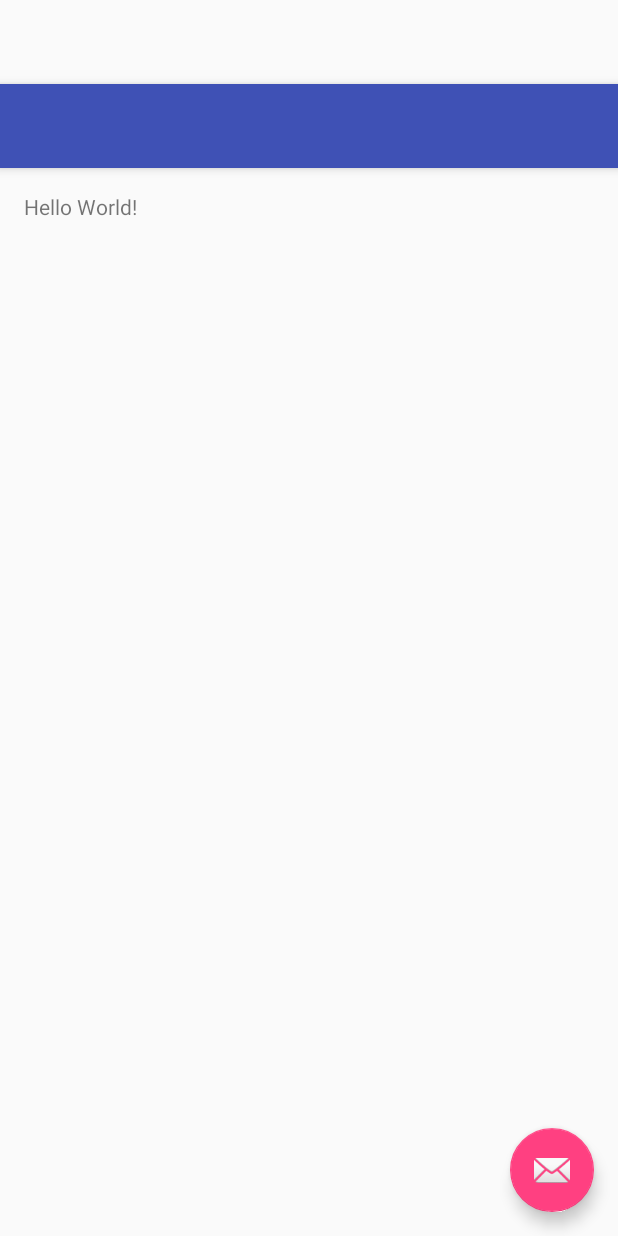
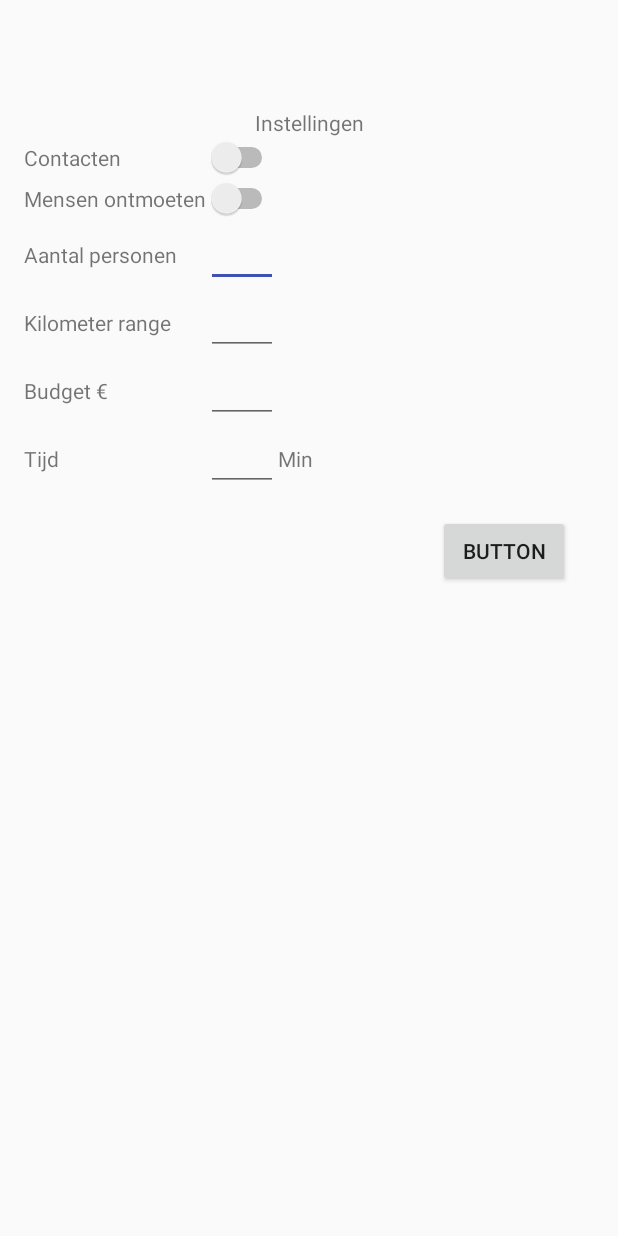
Before and after one commit to sguldemond-fontys/SM41-ShakeIt, an Android app: the layout activity_main.xml on its own in the app's theme, with its tools: preview values and no code run, on a phone screen of 412 x 824 dp. Run offline under Robolectric (Android 15) with nearby library versions, the phone set to English and light mode, and no system bars.

Commit message:
Begin basic layout

```diff
--- a/app/src/main/AndroidManifest.xml
+++ b/app/src/main/AndroidManifest.xml
@@ -9,7 +9,7 @@
         android:supportsRtl="true"
         android:theme="@style/AppTheme">
         <activity
-            android:name=".MainActivity"
+            android:name=".activityActivity"
             android:label="@string/app_name"
             android:theme="@style/AppTheme.NoActionBar">
             <intent-filter>
@@ -18,6 +18,9 @@
                 <category android:name="android.intent.category.LAUNCHER" />
             </intent-filter>
         </activity>
+        <activity android:name=".ShakeActivity" />
+        <!--<activity android:name=".activityActivity" />-->
+        <activity android:name=".MainActivity" />
     </application>
 
 </manifest>
--- a/app/src/main/res/layout/activity_main.xml
+++ b/app/src/main/res/layout/activity_main.xml
@@ -12,23 +12,10 @@
         android:layout_height="wrap_content"
         android:theme="@style/AppTheme.AppBarOverlay">
 
-        <android.support.v7.widget.Toolbar
-            android:id="@+id/toolbar"
-            android:layout_width="match_parent"
-            android:layout_height="?attr/actionBarSize"
-            android:background="?attr/colorPrimary"
-            app:popupTheme="@style/AppTheme.PopupOverlay" />
 
     </android.support.design.widget.AppBarLayout>
 
     <include layout="@layout/content_main" />
 
-    <android.support.design.widget.FloatingActionButton
-        android:id="@+id/fab"
-        android:layout_width="wrap_content"
-        android:layout_height="wrap_content"
-        android:layout_gravity="bottom|end"
-        android:layout_margin="@dimen/fab_margin"
-        app:srcCompat="@android:drawable/ic_dialog_email" />
 
 </android.support.design.widget.CoordinatorLayout>
--- a/app/src/main/res/layout/content_main.xml
+++ b/app/src/main/res/layout/content_main.xml
@@ -13,8 +13,95 @@
     tools:context="fhict.sm41_shakeit.MainActivity"
     tools:showIn="@layout/activity_main">
 
-    <TextView
-        android:layout_width="wrap_content"
+    <LinearLayout
+        android:layout_width="match_parent"
         android:layout_height="wrap_content"
-        android:text="Hello World!" />
+        android:orientation="vertical"
+        android:layout_alignParentTop="true"
+        android:layout_alignParentLeft="true"
+        android:layout_alignParentStart="true">
+        <TextView
+            android:layout_width="match_parent"
+            android:layout_height="wrap_content"
+            android:gravity="center"
+            android:text="@string/instellingen" />
+        <TableLayout
+            android:layout_width="match_parent"
+            android:layout_height="wrap_content">
+            <TableRow>
+                <TextView
+                    android:layout_width="wrap_content"
+                    android:layout_height="wrap_content"
+                    android:text="@string/contacten" />
+                <Switch
+                    android:layout_width="fill_parent"
+                    android:layout_height="wrap_content"/>
+            </TableRow>
+            <TableRow>
+                <TextView
+                    android:layout_width="wrap_content"
+                    android:layout_height="wrap_content"
+                    android:text="@string/ontmoeten" />
+                <Switch
+                    android:layout_width="fill_parent"
+                    android:layout_height="wrap_content"/>
+            </TableRow>
+            <TableRow>
+                <TextView
+                    android:layout_width="wrap_content"
+                    android:layout_height="wrap_content"
+                    android:text="@string/personen" />
+                <EditText
+                    android:id="@+id/personen"
+                    android:layout_width="fill_parent"
+                    android:layout_height="wrap_content"
+                    android:inputType="number" />
+            </TableRow>
+            <TableRow>
+                <TextView
+                    android:layout_width="wrap_content"
+                    android:layout_height="wrap_content"
+                    android:text="@string/range" />
+                <EditText
+                    android:id="@+id/range"
+                    android:layout_width="fill_parent"
+                    android:layout_height="wrap_content"
+                    android:inputType="number" />
+            </TableRow>
+            <TableRow>
+                   <TextView
+                       android:layout_width="wrap_content"
+                       android:layout_height="wrap_content"
+                       android:text="@string/budget" />
+                    <EditText
+                        android:id="@+id/budget"
+                        android:layout_width="fill_parent"
+                        android:layout_height="wrap_content"
+                        android:inputType="numberDecimal" />
+            </TableRow>
+            <TableRow>
+                <TextView
+                    android:layout_width="wrap_content"
+                    android:layout_height="wrap_content"
+                    android:text="@string/tijd" />
+                <EditText
+                    android:id="@+id/tijd"
+                    android:layout_width="fill_parent"
+                    android:layout_height="wrap_content"
+                    android:inputType="number" />
+                <TextView
+                    android:layout_width="wrap_content"
+                    android:layout_height="wrap_content"
+                    android:text="@string/minuten" />
+            </TableRow>
+        </TableLayout>
+        <Button
+            android:id="@+id/fab"
+            android:layout_width="wrap_content"
+            android:layout_height="wrap_content"
+            android:layout_gravity="bottom|end"
+            android:layout_margin="@dimen/fab_margin"
+            android:text="button"/>
+    </LinearLayout>
+
 </RelativeLayout>
--- a/app/src/main/res/values/colors.xml
+++ b/app/src/main/res/values/colors.xml
@@ -2,5 +2,5 @@
 <resources>
     <color name="colorPrimary">#3F51B5</color>
     <color name="colorPrimaryDark">#303F9F</color>
-    <color name="colorAccent">#FF4081</color>
+    <color name="colorAccent">#3F51B5</color>
 </resources>
--- a/app/src/main/res/values/strings.xml
+++ b/app/src/main/res/values/strings.xml
@@ -1,4 +1,14 @@
 <resources>
     <string name="app_name">SM41-ShakeIt</string>
     <string name="action_settings">Settings</string>
+    <string name="instellingen">Instellingen</string>
+    <string name="contacten">Contacten</string>
+    <string name="ontmoeten">Mensen ontmoeten</string>
+    <string name="personen">Aantal personen</string>
+    <string name="range">Kilometer range</string>
+    <string name="budget">Budget  €</string>
+    <string name="tijd">Tijd</string>
+    <string name="minuten">Min</string>
+    <string name="shake">Shake it!</string>
+    <string name="activiteit_naam">Shake it!</string>
 </resources>
```
Also changed, not shown: app/src/main/java/fhict/sm41_shakeit/MainActivity.java (+6 -30 lines), app/src/main/java/fhict/sm41_shakeit/ShakeActivity.java (added, +17 -0 lines), app/src/main/java/fhict/sm41_shakeit/activityActivity.java (added, +16 -0 lines), app/src/main/res/layout/activity.xml (added, +52 -0 lines), app/src/main/res/layout/shake.xml (added, +12 -0 lines), app/src/main/res/drawable/forward.png (added), app/src/main/res/drawable/shake.PNG (added).
